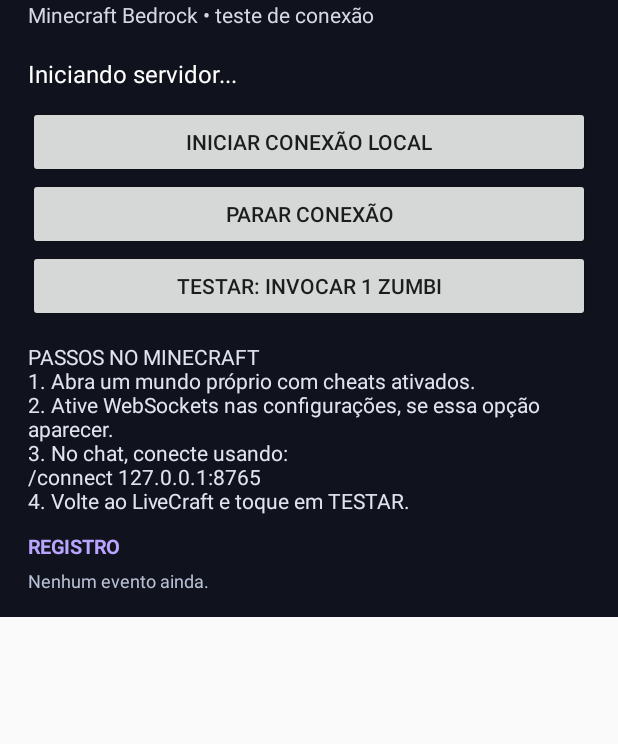
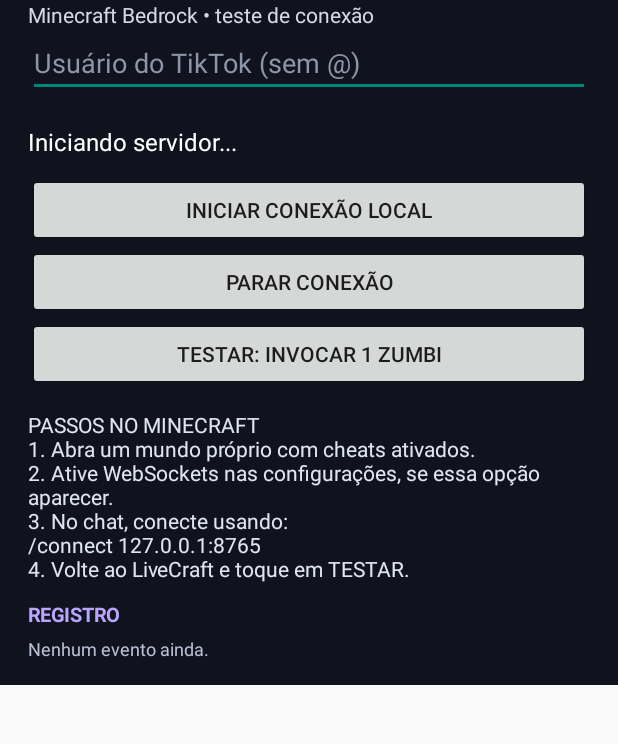
Before and after one commit to LUFFYBWX/LiveCraft, an Android app: the screen it shows after launch (MainActivity), after a tap on "INICIAR CONEXÃO LOCAL", on a phone screen of 412 x 824 dp, the part 86-830 px from its top. Run offline under Robolectric (Android 15) with nearby library versions, the phone set to English and light mode, and no system bars.

Commit message:
Add TikTok username field and persist account setting

```diff
--- a/app/src/main/java/com/livecraft/MainActivity.kt
+++ b/app/src/main/java/com/livecraft/MainActivity.kt
@@ -13,6 +13,7 @@ import android.graphics.Typeface
 class MainActivity : Activity() {
     private lateinit var status: TextView
     private lateinit var log: TextView
+    private lateinit var tiktokUsername: EditText
     private var receiverRegistered = false
 
     private val receiver = object : BroadcastReceiver() {
@@ -50,8 +51,18 @@ class MainActivity : Activity() {
             setPadding(0, 28, 0, 16)
         }
 
+        tiktokUsername = EditText(this).apply {
+            hint = "Usuário do TikTok (sem @)"
+            setSingleLine(true)
+            setTextColor(0xFFFFFFFF.toInt())
+            setHintTextColor(0xFF8D95A8.toInt())
+            setText(getSharedPreferences("livecraft", MODE_PRIVATE).getString("tiktok_username", "") ?: "")
+        }
+
         val start = makeButton("INICIAR CONEXÃO LOCAL") {
             requestNotificationPermissionIfNeeded()
+            val username = tiktokUsername.text.toString().trim().removePrefix("@")
+            getSharedPreferences("livecraft", MODE_PRIVATE).edit().putString("tiktok_username", username).apply()
             val i = Intent(this, GameBridgeService::class.java).setAction(GameBridgeService.ACTION_START)
             if (Build.VERSION.SDK_INT >= 26) startForegroundService(i) else startService(i)
             status.text = "Iniciando servidor..."
@@ -85,7 +96,7 @@ class MainActivity : Activity() {
             setPadding(0, 8, 0, 0)
         }
 
-        listOf(title, subtitle, status, start, stop, test, instructions, heading, log).forEach {
+        listOf(title, subtitle, tiktokUsername, status, start, stop, test, instructions, heading, log).forEach {
             layout.addView(it)
         }
         setContentView(ScrollView(this).apply { addView(layout) })
```
